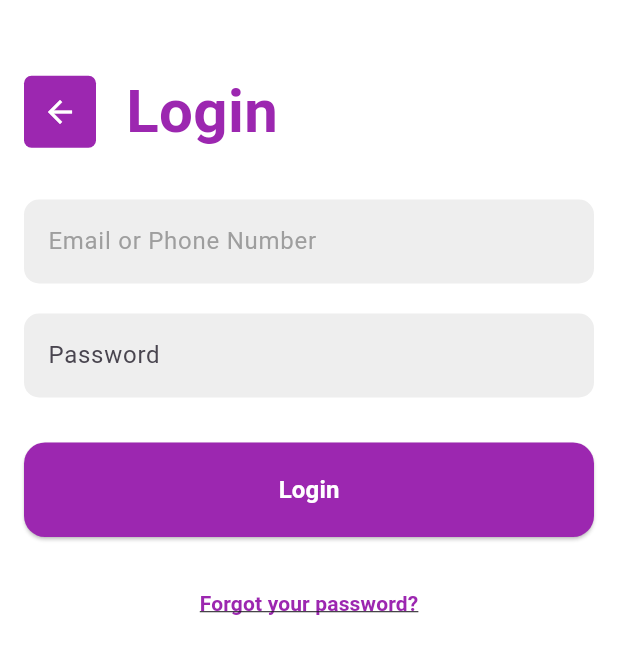
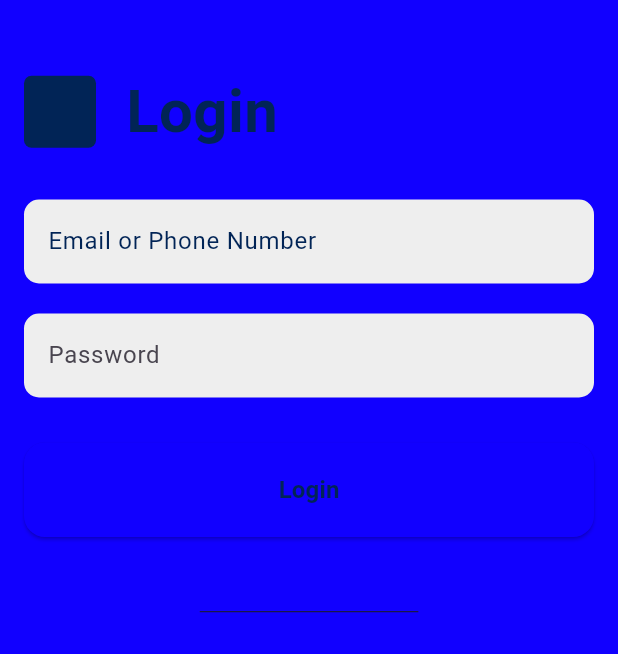
Before and after one commit to Sherazo-grimreaper/POS-, a Flutter app: the LoginScreen screen opened directly, on a phone screen of 412 x 824 dp. Shown: the top 654 px of the screen. Run offline on Flutter 3.47's test engine with Material 3 defaults, Android fonts, the light colour scheme and no system bars; our stand-ins replace animated_bottom_navigation_bar, badges, carousel_slider, firebase_auth, firebase_core, flutter_svg and 1 more; accounts and stored records are empty.

Commit message:
Updated theme colors

```diff
--- a/lib/Login.dart
+++ b/lib/Login.dart
@@ -2,6 +2,7 @@ import 'package:flutter/material.dart';
 import 'package:flutter_svg/flutter_svg.dart';
 import 'package:firebase_auth/firebase_auth.dart';
 import 'base_navigation.dart';
+import 'utils/app-constant.dart';
 
 class LoginScreen extends StatefulWidget {
   @override
@@ -59,7 +60,7 @@ class _LoginScreenState extends State<LoginScreen> {
   @override
   Widget build(BuildContext context) {
     return Scaffold(
-      backgroundColor: Colors.white,
+      backgroundColor:AppConstant.appMainColor,
       body: Padding(
         padding: const EdgeInsets.all(16.0),
         child: Column(
@@ -72,13 +73,13 @@ class _LoginScreenState extends State<LoginScreen> {
               children: [
                 Container(
                   decoration: BoxDecoration(
-                    color: Colors.purple, // Purple background
+                    color: AppConstant.appSecondaryColor, // Purple background
                     borderRadius: BorderRadius.circular(5), // Rounded shape
                   ),
                   child: IconButton(
                     icon: Icon(
                       Icons.arrow_back,
-                      color: Colors.white, // White icon
+                      color: AppConstant.appSecondaryColor, // White icon
                     ),
                     onPressed: () {
                       Navigator.pop(context); // Navigate to the previous screen
@@ -91,7 +92,7 @@ class _LoginScreenState extends State<LoginScreen> {
                   style: TextStyle(
                     fontSize: 40,
                     fontWeight: FontWeight.bold,
-                    color: Colors.purple,
+                    color: AppConstant.appSecondaryColor,
                   ),
                 ),
               ],
@@ -103,7 +104,7 @@ class _LoginScreenState extends State<LoginScreen> {
               controller: emailController,
               decoration: InputDecoration(
                 labelText: 'Email or Phone Number',
-                labelStyle: TextStyle(color: Colors.grey),
+                labelStyle: TextStyle(color: AppConstant.appSecondaryColor),
                 filled: true,
                 fillColor: Colors.grey[200],
                 border: OutlineInputBorder(
@@ -121,7 +122,7 @@ class _LoginScreenState extends State<LoginScreen> {
               decoration: InputDecoration(
                 labelText: 'Password',
                 hintText: '8 Characters minimum',
-                hintStyle: TextStyle(color: Colors.grey),
+                hintStyle: TextStyle(color: AppConstant.appSecondaryColor),
                 filled: true,
                 fillColor: Colors.grey[200],
                 border: OutlineInputBorder(
@@ -141,18 +142,18 @@ class _LoginScreenState extends State<LoginScreen> {
                     shape: RoundedRectangleBorder(
                       borderRadius: BorderRadius.circular(14),
                     ),
-                    backgroundColor: Colors.purple,
+                    backgroundColor: AppConstant.appMainColor,
                     padding: EdgeInsets.symmetric(vertical: 20),
                   ),
                   onPressed: isLoading ? null : _login,
                   child: isLoading
-                      ? CircularProgressIndicator(color: Colors.white)
+                      ? CircularProgressIndicator(color: AppConstant.appSecondaryColor)
                       : Text(
                           'Login',
                           style: TextStyle(
                             fontSize: 16,
                             fontWeight: FontWeight.bold,
-                            color: Colors.white,
+                            color: AppConstant.appSecondaryColor,
                           ),
                         ),
                 ),
@@ -169,7 +170,7 @@ class _LoginScreenState extends State<LoginScreen> {
                 child: Text(
                   'Forgot your password?',
                   style: TextStyle(
-                      color: Colors.purple,
+                      color: AppConstant.appMainColor,
                       decoration: TextDecoration.underline,
                       fontWeight: FontWeight.bold),
                 ),
--- /dev/null
+++ b/lib/utils/app-constant.dart
@@ -0,0 +1,12 @@
+// ignore_for_file: file_names
+
+import 'package:flutter/material.dart';
+
+class AppConstant {
+  static String appMainName = 'Sherazo';
+  static String appPoweredBy = 'Powered By Sherazo';
+  static const appMainColor = Color.fromARGB(255, 17, 0, 255);
+  static const appSecondaryColor = Color.fromARGB(255, 1, 36, 86);
+  static const appTextColor = Color.fromARGB(255, 255, 255, 255);
+  static const appStatusBarColor = Color.fromARGB(255, 255, 255, 255);
+}
--- /dev/null
+++ b/lib/utils/manage-keyboard.dart
@@ -0,0 +1,12 @@
+// ignore_for_file: file_names
+
+import 'package:flutter/material.dart';
+
+class KeyboardUtil {
+  static void hideKeyboard(BuildContext context) {
+    FocusScopeNode currentFocus = FocusScope.of(context);
+    if (!currentFocus.hasPrimaryFocus) {
+      currentFocus.unfocus();
+    }
+  }
+}
```
